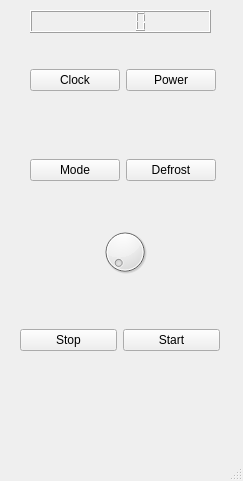
Qt form mainwindow.ui (BarthPaleologue/WaveX2000) before a commit.
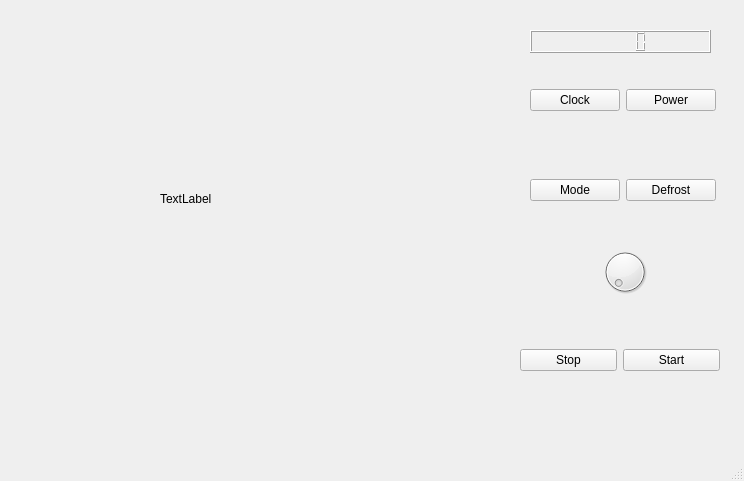
The same form after that commit.

Commit message: added basic state machine

```diff
--- a/mainwindow.ui
+++ b/mainwindow.ui
@@ -6,7 +6,7 @@
    <rect>
     <x>0</x>
     <y>0</y>
-    <width>243</width>
+    <width>744</width>
     <height>481</height>
    </rect>
   </property>
@@ -17,8 +17,8 @@
    <widget class="QWidget" name="horizontalLayoutWidget">
     <property name="geometry">
      <rect>
-      <x>30</x>
-      <y>40</y>
+      <x>530</x>
+      <y>60</y>
       <width>186</width>
       <height>80</height>
      </rect>
@@ -43,8 +43,8 @@
    <widget class="QWidget" name="horizontalLayoutWidget_2">
     <property name="geometry">
      <rect>
-      <x>30</x>
-      <y>130</y>
+      <x>530</x>
+      <y>150</y>
       <width>186</width>
       <height>80</height>
      </rect>
@@ -69,8 +69,8 @@
    <widget class="QDial" name="dial">
     <property name="geometry">
      <rect>
-      <x>100</x>
-      <y>220</y>
+      <x>600</x>
+      <y>240</y>
       <width>50</width>
       <height>64</height>
      </rect>
@@ -79,8 +79,8 @@
    <widget class="QWidget" name="horizontalLayoutWidget_3">
     <property name="geometry">
      <rect>
-      <x>20</x>
-      <y>300</y>
+      <x>520</x>
+      <y>320</y>
       <width>200</width>
       <height>80</height>
      </rect>
@@ -105,13 +105,26 @@
    <widget class="QLCDNumber" name="lcdNumber">
     <property name="geometry">
      <rect>
-      <x>30</x>
-      <y>10</y>
+      <x>530</x>
+      <y>30</y>
       <width>181</width>
       <height>23</height>
      </rect>
     </property>
    </widget>
+   <widget class="QLabel" name="cookIndicator">
+    <property name="geometry">
+     <rect>
+      <x>160</x>
+      <y>190</y>
+      <width>67</width>
+      <height>17</height>
+     </rect>
+    </property>
+    <property name="text">
+     <string>TextLabel</string>
+    </property>
+   </widget>
   </widget>
   <widget class="QMenuBar" name="menubar">
    <property name="geometry">
```
Left out of the diff: 2 changed lines with no effect on the pictures. The commit also changes 2 other files.
